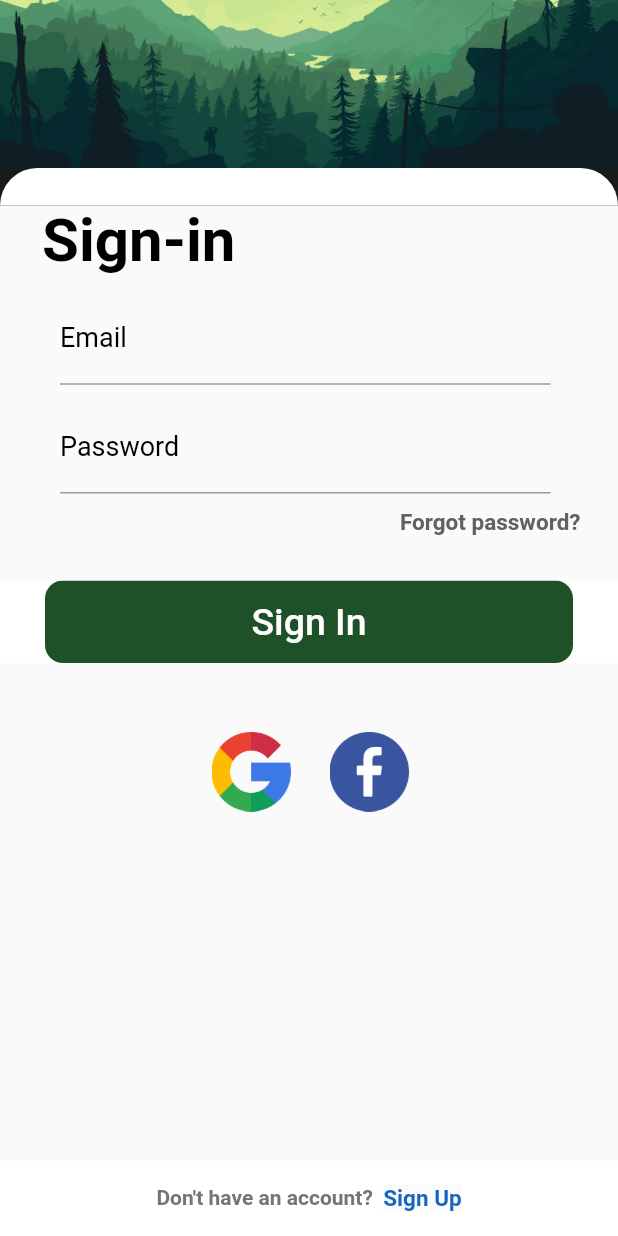
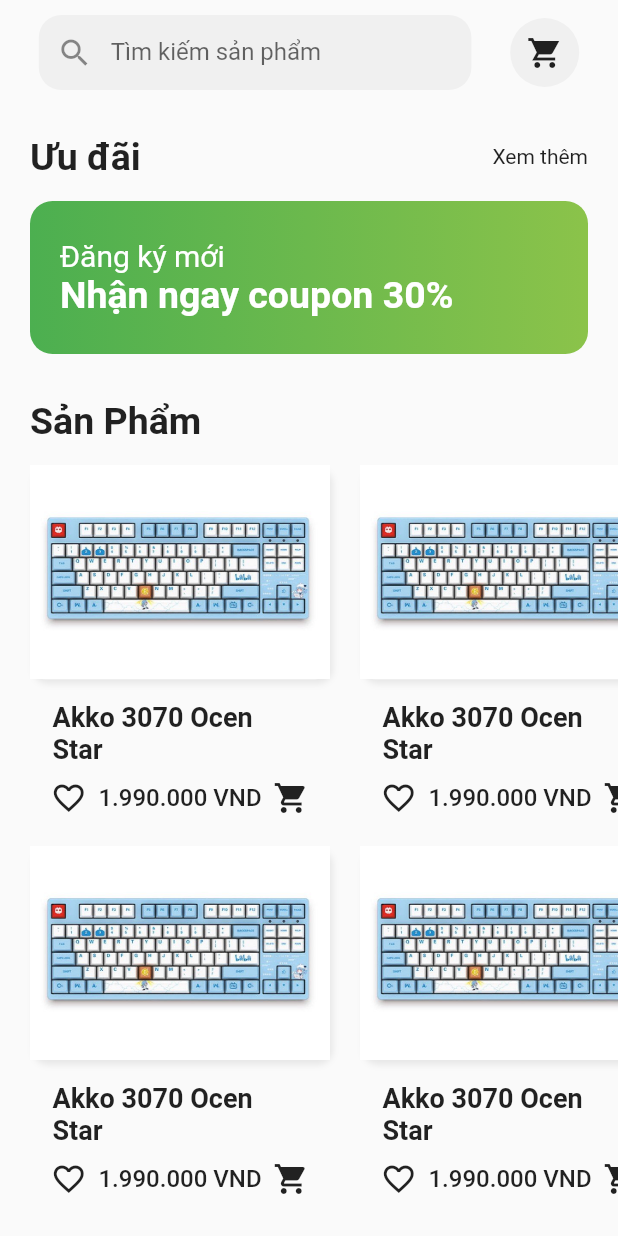
Before and after one commit to AnhTan1420/AppKeyboardShop, a Flutter app: the screen it shows after launch, on a phone screen of 412 x 824 dp. Run offline on Flutter 3.47's test engine with Material 2 defaults, Android fonts, the light colour scheme and no system bars; our stand-ins replace get; Roboto replaces fonts that are missing (Segoe UI).

Commit message:
[tungnx] finish UI homepage

```diff
--- /dev/null
+++ b/lib/Screen/home/components/body.dart
@@ -0,0 +1,413 @@
+import 'package:flutter/material.dart';
+
+class Body extends StatelessWidget {
+  const Body({Key? key}) : super(key: key);
+
+  @override
+  Widget build(BuildContext context) {
+    return SafeArea(
+      child: SingleChildScrollView(
+        child: Column(
+          children: [
+
+            // home header
+            Padding(
+              padding: const EdgeInsets.only(top: 10),
+              child: Row(
+                mainAxisAlignment: MainAxisAlignment.spaceEvenly,
+                children: [
+                  Container(
+                    width: MediaQuery.of(context).size.width * 0.7,
+                    height: 50,
+                    decoration: BoxDecoration(
+                      color: const Color(0xFF979797).withOpacity(0.1),
+                      borderRadius: BorderRadius.circular(15),
+                    ),
+                    child: const TextField(
+                      decoration: InputDecoration(
+                        enabledBorder: InputBorder.none,
+                        focusedBorder: InputBorder.none,
+                        hintText: "Tìm kiếm sản phẩm",
+                        prefixIcon: Icon(Icons.search),
+                        contentPadding: EdgeInsets.symmetric(
+                            horizontal: 20,
+                            vertical: 16,
+                        )
+                      ),
+                    ),
+                  ),
+                  Container(
+                    width: 46,
+                    height: 46,
+                    decoration: BoxDecoration(
+                      color: const Color(0xFF979797).withOpacity(0.1),
+                      shape: BoxShape.circle,
+                    ),
+                    child: const Icon(
+                      Icons.shopping_cart_sharp,
+                    ),
+                  ),
+                ],
+              ),
+            ),
+
+            // Banner discount
+            Padding(
+              padding: const EdgeInsets.only(left: 20, right: 20, top: 30, bottom: 15),
+              child: Row(
+                mainAxisAlignment: MainAxisAlignment.spaceBetween,
+                children: const [
+                  Text(
+                    'Ưu đãi',
+                    style: TextStyle(
+                      fontSize: 25,
+                      fontWeight: FontWeight.bold,
+                      color: Colors.black87,
+                    ),
+                  ),
+                  Text('Xem thêm'),
+                ],
+              ),
+            ),
+            Container(
+              margin: const EdgeInsets.symmetric(horizontal: 20),
+              padding: const EdgeInsets.symmetric(horizontal: 20, vertical: 25),
+              width: double.infinity,
+              // height: 150,
+              decoration: BoxDecoration(
+                gradient: const LinearGradient(
+                    colors: [
+                      Colors.green,
+                      Colors.lightGreen,
+                    ],
+                ),
+                borderRadius: BorderRadius.circular(15)
+              ),
+              child: const Text.rich(
+                TextSpan(
+                  text: 'Đăng ký mới\n',
+                  style: TextStyle(
+                    color: Colors.white,
+                    fontSize: 20,
+                  ),
+                  children: [
+                    TextSpan(
+                      text: 'Nhận ngay coupon 30%',
+                      style: TextStyle(
+                        fontSize: 25,
+                        fontWeight: FontWeight.bold,
+                      )
+                    ),
+                  ]
+                ),
+
+              ),
+            ),
+
+            // Products
+            Padding(
+              padding: const EdgeInsets.only(left: 20, right: 20, top: 30, bottom: 15),
+              child: Row(
+                mainAxisAlignment: MainAxisAlignment.spaceBetween,
+                children: const [
+                  Text(
+                    'Sản Phẩm',
+                    style: TextStyle(
+                      fontSize: 25,
+                      fontWeight: FontWeight.bold,
+                      color: Colors.black87,
+                    ),
+                  ),
+                ],
+              ),
+            ),
+            Padding(
+              padding: const EdgeInsets.only(bottom: 20),
+              child: SingleChildScrollView(
+                scrollDirection: Axis.horizontal,
+                child: Row(
+                  children: [
+
+                    // Products 01
+                    Padding(
+                      padding: const EdgeInsets.only(left: 20),
+                      child: SizedBox(
+                        width: 200,
+                        child: Column(
+                          children: [
+                            AspectRatio(
+                              aspectRatio: 1.4,
+                              child: Container(
+                                decoration: BoxDecoration(
+                                  color: Colors.white,
+                                  borderRadius: BorderRadius.circular(10),
+                                  boxShadow: [
+                                    BoxShadow(
+                                      color: Colors.grey.withOpacity(0.2),
+                                      blurRadius: 3,
+                                      offset: const Offset(2, 3), // changes position of shadow
+                                    ),
+                                  ],
+                                ),
+                                child: Image.asset(
+                                    "assets/images/keyboard1.jpg",
+                                    fit: BoxFit.cover
+                                ),
+
+                              ),
+                            ),
+                            const SizedBox(height: 5,),
+                            const Padding(
+                              padding: EdgeInsets.symmetric(vertical: 10, horizontal: 15),
+                              child: Text(
+                                'Akko 3070 Ocen Star',
+                                style: TextStyle(
+                                  fontSize: 18,
+                                  fontWeight: FontWeight.w600,
+                                ),
+                              ),
+                            ),
+                            Padding(
+                              padding: const EdgeInsets.symmetric(horizontal: 10),
+                              child: Row(
+                                mainAxisAlignment: MainAxisAlignment.spaceAround,
+                                children: const [
+                                  Icon(
+                                    Icons.favorite_border,
+                                  ),
+                                  Text(
+                                    '1.990.000 VND',
+                                    style: TextStyle(
+                                      fontSize: 16,
+                                      fontWeight: FontWeight.w500,
+                                    ),
+                                  ),
+                                  Icon(
+                                    Icons.shopping_cart,
+                                  ),
+                                ],
+                              ),
+                            ),
+                          ],
+                        ),
+                      ),
+                    ),
+
+                    // Products 02
+                    Padding(
+                      padding: const EdgeInsets.only(left: 20),
+                      child: SizedBox(
+                        width: 200,
+                        child: Column(
+                          children: [
+                            AspectRatio(
+                              aspectRatio: 1.4,
+                              child: Container(
+                                decoration: BoxDecoration(
+                                  color: Colors.white,
+                                  borderRadius: BorderRadius.circular(10),
+                                  boxShadow: [
+                                    BoxShadow(
+                                      color: Colors.grey.withOpacity(0.2),
+                                      blurRadius: 3,
+                                      offset: const Offset(2, 3), // changes position of shadow
+                                    ),
+                                  ],
+                                ),
+                                child: Image.asset(
+                                    "assets/images/keyboard1.jpg",
+                                    fit: BoxFit.cover
+                                ),
+
+                              ),
+                            ),
+                            const SizedBox(height: 5,),
+                            const Padding(
+                              padding: EdgeInsets.symmetric(vertical: 10, horizontal: 15),
+                              child: Text(
+                                'Akko 3070 Ocen Star',
+                                style: TextStyle(
+                                  fontSize: 18,
+                                  fontWeight: FontWeight.w600,
+                                ),
+                              ),
+                            ),
+                            Padding(
+                              padding: const EdgeInsets.symmetric(horizontal: 10),
+                              child: Row(
+                                mainAxisAlignment: MainAxisAlignment.spaceAround,
+                                children: const [
+                                  Icon(
+                                    Icons.favorite_border,
+                                  ),
+                                  Text(
+                                    '1.990.000 VND',
+                                    style: TextStyle(
+                                      fontSize: 16,
+                                      fontWeight: FontWeight.w500,
+                                    ),
+                                  ),
+                                  Icon(
+                                    Icons.shopping_cart,
+                                  ),
+                                ],
+                              ),
+                            ),
+                          ],
+                        ),
+                      ),
+                    ),
+
+
+                  ],
+                ),
+              ),
+            ),
+            Padding(
+              padding: const EdgeInsets.only(bottom: 20),
+              child: SingleChildScrollView(
+                scrollDirection: Axis.horizontal,
+                child: Row(
+                  children: [
+
+                    // Products 01
+                    Padding(
+                      padding: const EdgeInsets.only(left: 20),
+                      child: SizedBox(
+                        width: 200,
+                        child: Column(
+                          children: [
+                            AspectRatio(
+                              aspectRatio: 1.4,
+                              child: Container(
+                                decoration: BoxDecoration(
+                                  color: Colors.white,
+                                  borderRadius: BorderRadius.circular(10),
+                                  boxShadow: [
+                                    BoxShadow(
+                                      color: Colors.grey.withOpacity(0.2),
+                                      blurRadius: 3,
+                                      offset: const Offset(2, 3), // changes position of shadow
+                                    ),
+                                  ],
+                                ),
+                                child: Image.asset(
+                                    "assets/images/keyboard1.jpg",
+                                    fit: BoxFit.cover
+                                ),
+
+                              ),
+                            ),
+                            const SizedBox(height: 5,),
+                            const Padding(
+                              padding: EdgeInsets.symmetric(vertical: 10, horizontal: 15),
+                              child: Text(
+                                'Akko 3070 Ocen Star',
+                                style: TextStyle(
+                                  fontSize: 18,
+                                  fontWeight: FontWeight.w600,
+                                ),
+                              ),
+                            ),
+                            Padding(
+                              padding: const EdgeInsets.symmetric(horizontal: 10),
+                              child: Row(
+                                mainAxisAlignment: MainAxisAlignment.spaceAround,
+                                children: const [
+                                  Icon(
+                                    Icons.favorite_border,
+                                  ),
+                                  Text(
+                                    '1.990.000 VND',
+                                    style: TextStyle(
+                                      fontSize: 16,
+                                      fontWeight: FontWeight.w500,
+                                    ),
+                                  ),
+                                  Icon(
+                                    Icons.shopping_cart,
+                                  ),
+                                ],
+                              ),
+                            ),
+                          ],
+                        ),
+                      ),
+                    ),
+
+                    // Products 02
+                    Padding(
+                      padding: const EdgeInsets.only(left: 20),
+                      child: SizedBox(
+                        width: 200,
+                        child: Column(
+                          children: [
+                            AspectRatio(
+                              aspectRatio: 1.4,
+                              child: Container(
+                                decoration: BoxDecoration(
+                                  color: Colors.white,
+                                  borderRadius: BorderRadius.circular(10),
+                                  boxShadow: [
+                                    BoxShadow(
+                                      color: Colors.grey.withOpacity(0.2),
+                                      blurRadius: 3,
+                                      offset: const Offset(2, 3), // changes position of shadow
+                                    ),
+                                  ],
+                                ),
+                                child: Image.asset(
+                                    "assets/images/keyboard1.jpg",
+                                    fit: BoxFit.cover
+                                ),
+
+                              ),
+                            ),
+                            const SizedBox(height: 5,),
+                            const Padding(
+                              padding: EdgeInsets.symmetric(vertical: 10, horizontal: 15),
+                              child: Text(
+                                'Akko 3070 Ocen Star',
+                                style: TextStyle(
+                                  fontSize: 18,
+                                  fontWeight: FontWeight.w600,
+                                ),
+                              ),
+                            ),
+                            Padding(
+                              padding: const EdgeInsets.symmetric(horizontal: 10),
+                              child: Row(
+                                mainAxisAlignment: MainAxisAlignment.spaceAround,
+                                children: const [
+                                  Icon(
+                                    Icons.favorite_border,
+                                  ),
+                                  Text(
+                                    '1.990.000 VND',
+                                    style: TextStyle(
+                                      fontSize: 16,
+                                      fontWeight: FontWeight.w500,
+                                    ),
+                                  ),
+                                  Icon(
+                                    Icons.shopping_cart,
+                                  ),
+                                ],
+                              ),
+                            ),
+                          ],
+                        ),
+                      ),
+                    ),
+
+
+                  ],
+                ),
+              ),
+            ),
+          ],
+        ),
+      ),
+    );
+  }
+}
--- /dev/null
+++ b/lib/Screen/home/homepage_screen.dart
@@ -0,0 +1,20 @@
+import 'package:flutter/cupertino.dart';
+import 'package:flutter/material.dart';
+
+import './components/body.dart';
+
+class HomePage extends StatefulWidget {
+  const HomePage({Key? key}) : super(key: key);
+
+  @override
+  _HomePageState createState() => _HomePageState();
+}
+
+class _HomePageState extends State<HomePage> {
+  @override
+  Widget build(BuildContext context) {
+    return Scaffold(
+      body: Body(),
+    );
+  }
+}
--- a/lib/Screen/homepage_screen.dart
+++ /dev/null
@@ -1 +0,0 @@
-import 'package:kleyboardshop/Screen/signin_screen.dart';
--- a/lib/main.dart
+++ b/lib/main.dart
@@ -2,7 +2,9 @@
 import 'package:provider/provider.dart';
 import 'package:get/get.dart';
 import 'package:kleyboardshop/Screen/signin_screen.dart';
-import 'package:kleyboardshop/Screen/homepage_screen.dart';
+import 'package:kleyboardshop/Screen/home/homepage_screen.dart';
+
+import 'Screen/signup_screen.dart';
 main() => runApp(MyApp());
 
 class MyApp extends StatelessWidget {
@@ -11,12 +13,14 @@
   @override
   Widget build(BuildContext context) {
     return GetMaterialApp(
+      debugShowCheckedModeBanner: false,
       title: 'Flutter Demo',
       theme: ThemeData(
         primarySwatch: Colors.blue,
       ),
-      home: LoginScreen(),
-
+      // home: LoginScreen(),
+      // home: SignUpScreen(),
+      home: const HomePage(),
     );
   }
 }
```
Also changed, not shown: lib/Screen/signup_screen.dart (+172 -0 lines), assets/icons/heart_icon.svg (added), assets/images/keyboard1.jpg (added).
